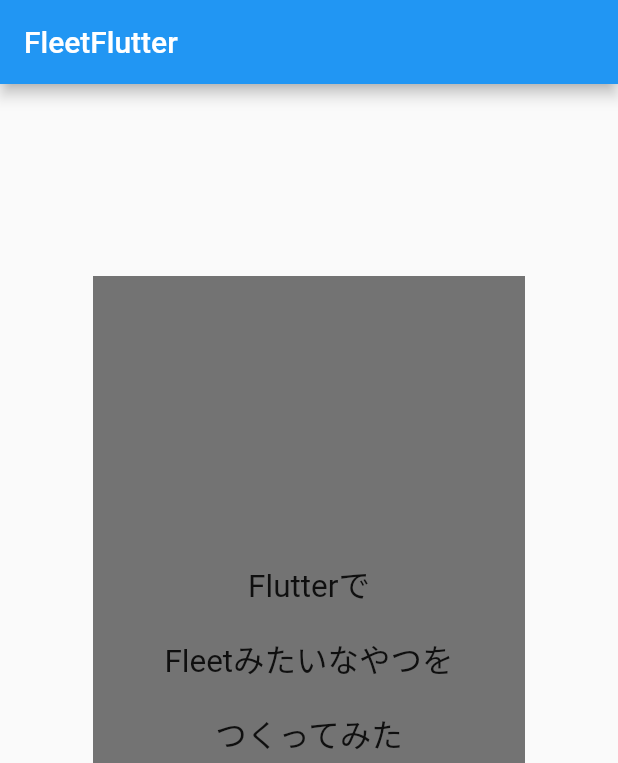
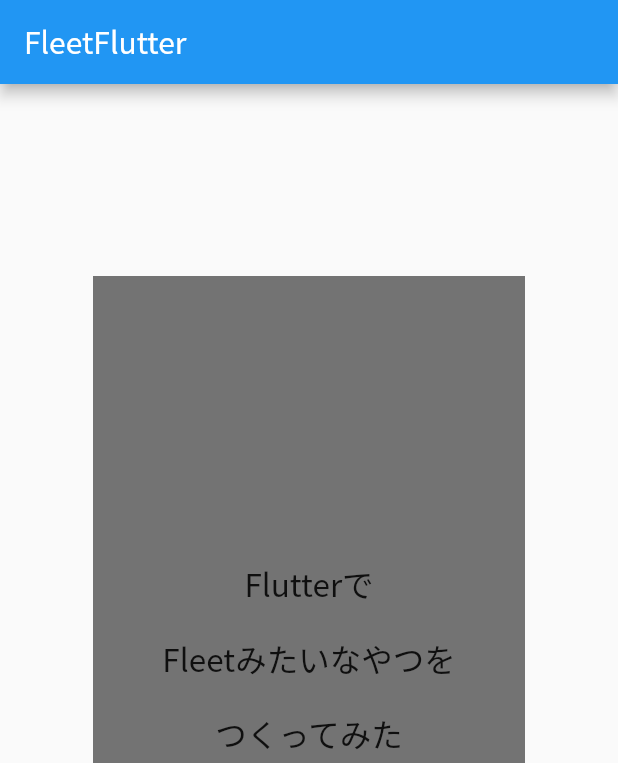
Before and after one commit to aridai/fleet_flutter, a Flutter app: the screen it shows after launch, on a phone screen of 412 x 824 dp. Shown: the top 763 px of the screen. Run offline on Flutter 3.47's test engine with Material 2 defaults, Android fonts, the phone set to English and light mode, and no system bars; our stand-ins replace freezed_annotation, rxdart, share_plus; missing offline and left inert: universal_html; generated files the repository leaves out were written again.

Commit message:
カスタムフォントを追加

```diff
--- a/lib/my_app.dart
+++ b/lib/my_app.dart
@@ -6,7 +6,7 @@
   Widget build(BuildContext context) {
     return MaterialApp(
       title: 'FleetFlutter',
-      theme: ThemeData(primarySwatch: Colors.blue),
+      theme: ThemeData(primarySwatch: Colors.blue, fontFamily: 'NotoSansCJK'),
       home: const MyPage(),
     );
   }
--- a/lib/my_page.dart
+++ b/lib/my_page.dart
@@ -30,13 +30,19 @@
   Widget build(BuildContext context) {
     return Scaffold(
       appBar: AppBar(title: const Text('FleetFlutter')),
-      body: Center(
+      body: DefaultTextStyle.merge(
+        style: const TextStyle(
+          fontFamily: 'NotoSansCJK',
+          fontFamilyFallback: ['NotoColorEmoji'],
+        ),
+        child: Center(
           child: SizedBox(
             width: 720 / 2.5,
             height: 1280 / 2.5,
             child: RepaintBoundary(
               key: _key,
               child: _buildContent(),
+            ),
           ),
         ),
       ),
```
Also changed, not shown: pubspec.yaml (+7 -0 lines), 2 other files. Lines whose indentation alone changed are shown as unchanged.
